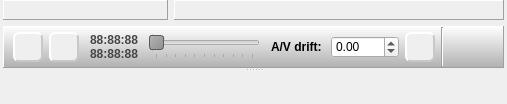
Above: Homer/forms/Widgets/ParticipantWidget.ui from Homer-Conferencing/Homer-Conferencing before the change. Below: the same form after it.
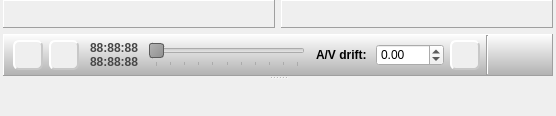
That is the form after the change. Icons and pictures are not drawn. Custom widgets are drawn as their Qt base class.

Diff of the .ui file:
```diff
--- a/Homer/forms/Widgets/ParticipantWidget.ui
+++ b/Homer/forms/Widgets/ParticipantWidget.ui
@@ -6,8 +6,8 @@
    <rect>
     <x>0</x>
     <y>0</y>
-    <width>507</width>
-    <height>104</height>
+    <width>556</width>
+    <height>116</height>
    </rect>
   </property>
   <property name="font">
@@ -49,7 +49,7 @@
          <number>0</number>
         </property>
         <item>
-         <layout class="QHBoxLayout" name="horizontalLayout" stretch="1,0,2">
+         <layout class="QHBoxLayout" name="horizontalLayout" stretch="1,0,1">
           <item>
            <widget class="QFrame" name="mSessionInfoWidgetFrame">
             <property name="frameShape">
```
